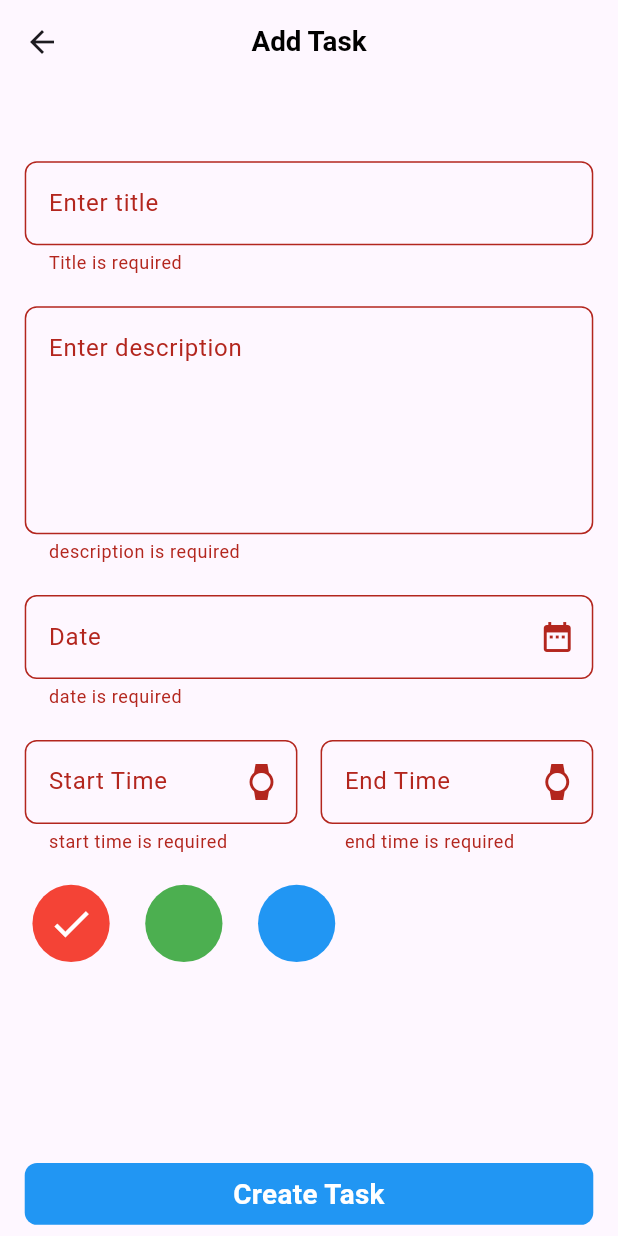
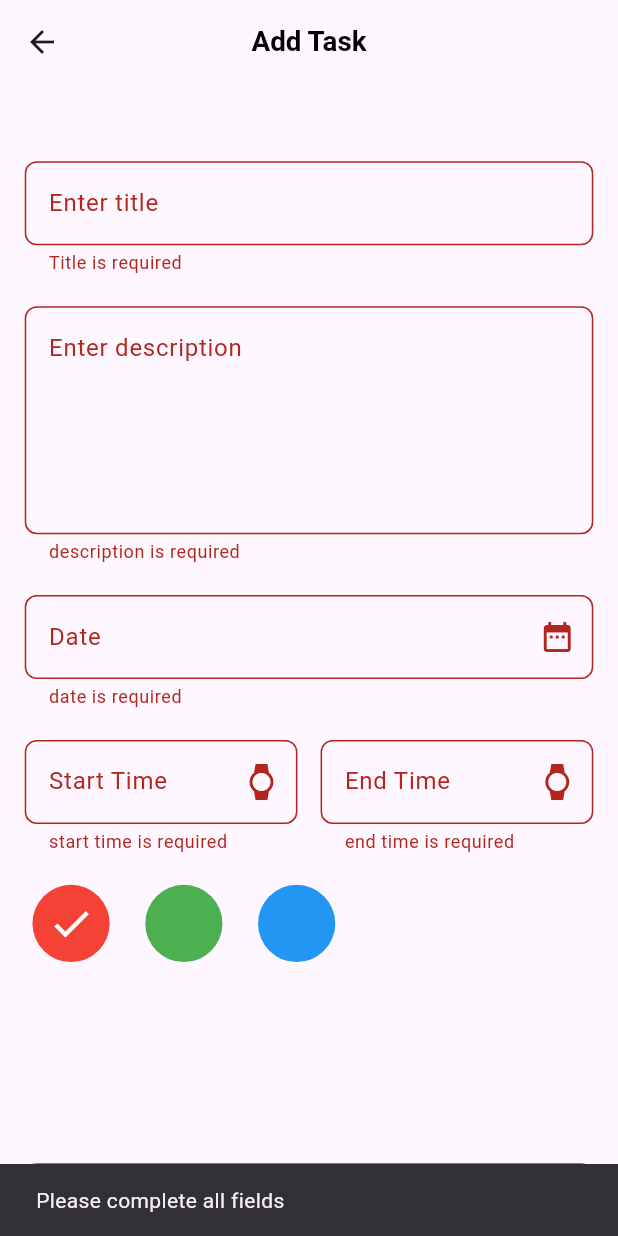
Before and after one commit to AmrReda92/taskati_app, a Flutter app: the AddTaskScreen screen opened by its route, after a tap on "Create Task", on a phone screen of 412 x 824 dp. Run offline on Flutter 3.47's test engine with Material 3 defaults, Android fonts, the phone set to English and light mode, and no system bars; our stand-ins replace bloc, flutter_bloc, flutter_screenutil, hive, hive_flutter, image_picker and 1 more; accounts and stored records are empty.

```diff
--- a/lib/features/add_task/data/repo/task_repo.dart
+++ b/lib/features/add_task/data/repo/task_repo.dart
@@ -19,6 +19,10 @@ class TaskRepo {
    }
   }
 
+  static removeTask(int index)async{
+    await box.deleteAt(index);
+  }
+
   // store tasks in local storage (task hive) to get them back in home screen
  static getTasks () {
    tasks=box.values.toList();
--- a/lib/features/add_task/presentation/ui/add_task_screen.dart
+++ b/lib/features/add_task/presentation/ui/add_task_screen.dart
@@ -186,6 +186,7 @@ class _AddTaskScreenState extends State<AddTaskScreen> {
                     },
                     child: CustomButton(text: "Create Task",
                       onTap: () {
+                        if(formKey.currentState!.validate()) {
                           tasks.add(TaskModel(
                               color: taskColor[activeColor].toARGB32(),
                               title: titleController.text,
@@ -193,9 +194,7 @@ class _AddTaskScreenState extends State<AddTaskScreen> {
                               date: dateController.text,
                               startTime: startController.text,
                               endTime: endController.text
-                        )
-                        );
-                        if(formKey.currentState!.validate()) {
+                          ));
                         context.read<AddTaskCubit>().addTask(TaskModel(
                         color: taskColor[activeColor].toARGB32(),
                         title: titleController.text,
@@ -204,6 +203,11 @@ class _AddTaskScreenState extends State<AddTaskScreen> {
                         startTime: startController.text,
                         endTime: endController.text
                         ));
+                        }else {
+                          // تظهر على الشاشة تحذير
+                          ScaffoldMessenger.of(context).showSnackBar(
+                              SnackBar(content: Text("Please complete all fields"))
+                          );
                         }
 
                       },
```
Also changed, not shown: lib/features/home/presentation/ui/home_screen.dart (+11 -2 lines). Lines whose indentation alone changed are shown as unchanged.
